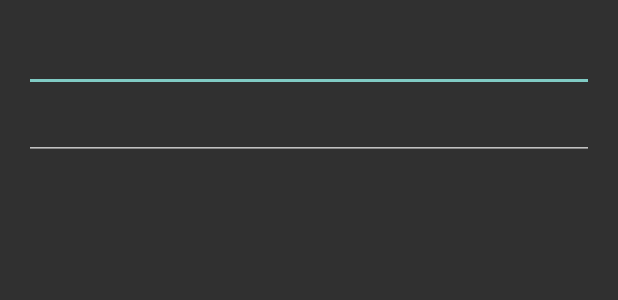
After one commit to geovane0568285140/Di-rio, an Android app: the layout fragment_edit_daily.xml on its own in the app's theme, with its tools: preview values and no code run, on a phone screen of 412 x 824 dp. The commit adds this screen. Shown: the top 300 px of the screen. Run offline under Robolectric (Android 15) with nearby library versions, the phone set to English and light mode, and no system bars.

Commit message:
NavController end ui

```diff
--- a/app/src/main/java/com/example/dirio/view/viewModel/DiariesViewModel.kt
+++ b/app/src/main/java/com/example/dirio/view/viewModel/FragmentsViewModel.kt
@@ -1,16 +1,14 @@
 package com.example.dirio.view.viewModel
 
 import android.app.Application
-import android.util.Log
 import androidx.lifecycle.AndroidViewModel
 import androidx.lifecycle.LiveData
 import androidx.lifecycle.MutableLiveData
 import com.example.dirio.Repository.DailyEntitie
 import com.example.dirio.Repository.DiariesRepostiry
-import java.time.LocalDateTime
 
 
-class DiariesViewModel(application: Application) : AndroidViewModel(application) {
+class FragmentsViewModel(application: Application) : AndroidViewModel(application) {
 
     private val repostiry = DiariesRepostiry(application.applicationContext)
 
--- /dev/null
+++ b/app/src/main/res/layout/fragment_edit_daily.xml
@@ -0,0 +1,32 @@
+<?xml version="1.0" encoding="utf-8"?>
+<androidx.core.widget.NestedScrollView xmlns:android="http://schemas.android.com/apk/res/android"
+    xmlns:app="http://schemas.android.com/apk/res-auto"
+    xmlns:tools="http://schemas.android.com/tools"
+    android:layout_width="match_parent"
+    android:layout_height="match_parent"
+    tools:context=".view.EditDailyFragment">
+
+    <androidx.constraintlayout.widget.ConstraintLayout
+        android:layout_width="match_parent"
+        android:layout_height="match_parent"
+        android:padding="16dp">
+
+        <EditText
+            android:id="@+id/edit_titulo"
+            android:layout_width="match_parent"
+            android:layout_height="match_parent"
+            app:layout_constraintTop_toTopOf="parent"
+            app:layout_constraintStart_toStartOf="parent"
+            app:layout_constraintEnd_toEndOf="parent"
+            />
+
+        <EditText
+            android:id="@+id/edit_text_daily"
+            android:layout_width="match_parent"
+            android:layout_height="match_parent"
+            app:layout_constraintTop_toBottomOf="@+id/edit_titulo"
+            app:layout_constraintBottom_toBottomOf="parent"
+            />
+
+    </androidx.constraintlayout.widget.ConstraintLayout>
+</androidx.core.widget.NestedScrollView>
--- a/app/src/main/res/navigation/nav_graph.xml
+++ b/app/src/main/res/navigation/nav_graph.xml
@@ -18,9 +18,9 @@
     </fragment>
     <fragment
         android:id="@+id/SecondFragment"
-        android:name="com.example.dirio.view.SecondFragment"
+        android:name="com.example.dirio.view.EditDailyFragment"
         android:label="@string/second_fragment_label"
-        tools:layout="@layout/fragment_second">
+        tools:layout="@layout/fragment_edit_daily">
 
         <action
             android:id="@+id/action_SecondFragment_to_FirstFragment"
```
Also changed, not shown: app/src/main/java/com/example/dirio/view/EditDailyFragment.kt (renamed from app/src/main/java/com/example/dirio/view/SecondFragment.kt).
